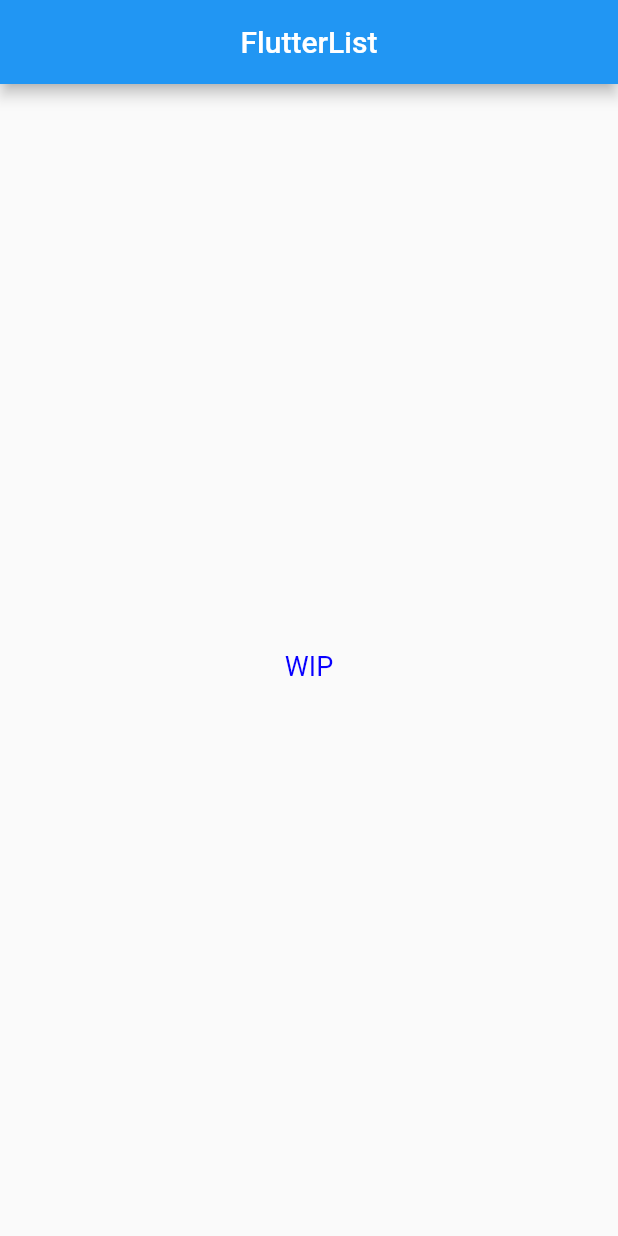
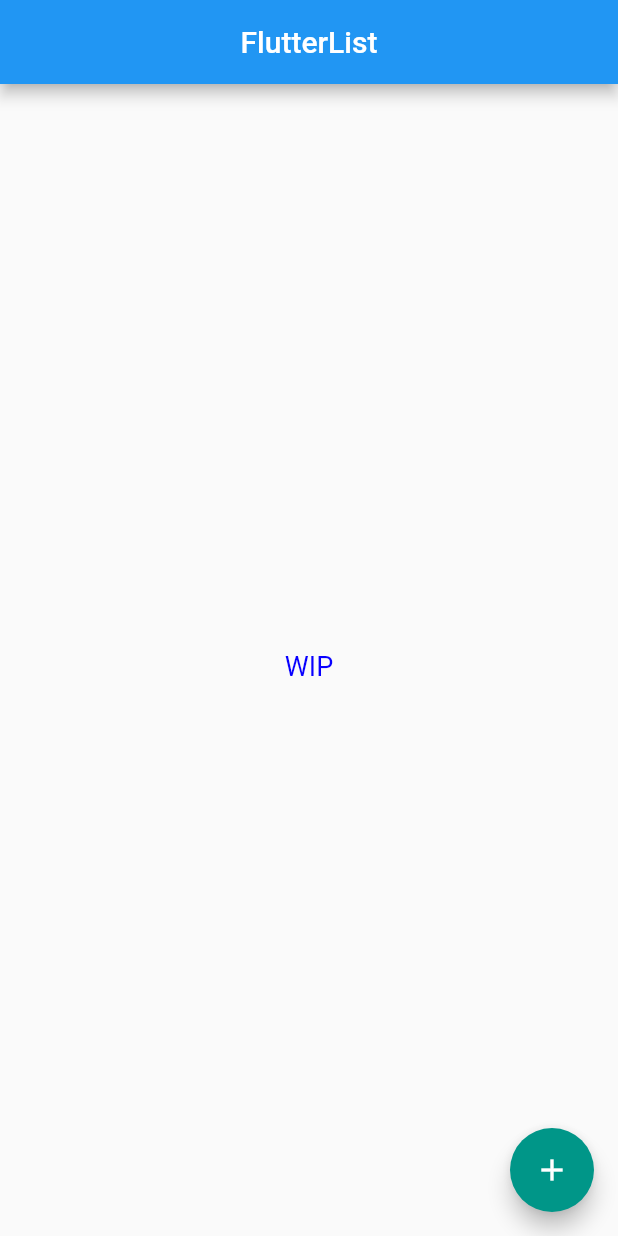
Before and after one commit to JesterOrNot/FlutterList, a Flutter app: the screen it shows after launch, on a phone screen of 412 x 824 dp. Run offline on Flutter 3.47's test engine with Material 2 defaults, Android fonts, the phone set to English and light mode, and no system bars.

Commit message:
change color

```diff
--- a/lib/main.dart
+++ b/lib/main.dart
@@ -23,6 +23,13 @@ class MainActivity extends StatelessWidget {
                 TextStyle(fontSize: 18.0, color: Color.fromRGBO(8, 0, 255, 2)),
           ),
         ))),
+        floatingActionButton: FloatingActionButton(
+          child: Icon(Icons.add,),
+          onPressed: () {
+            print('Clicked');
+          },
+          backgroundColor: Colors.teal,
+        ),
       ),
     );
   }
```
